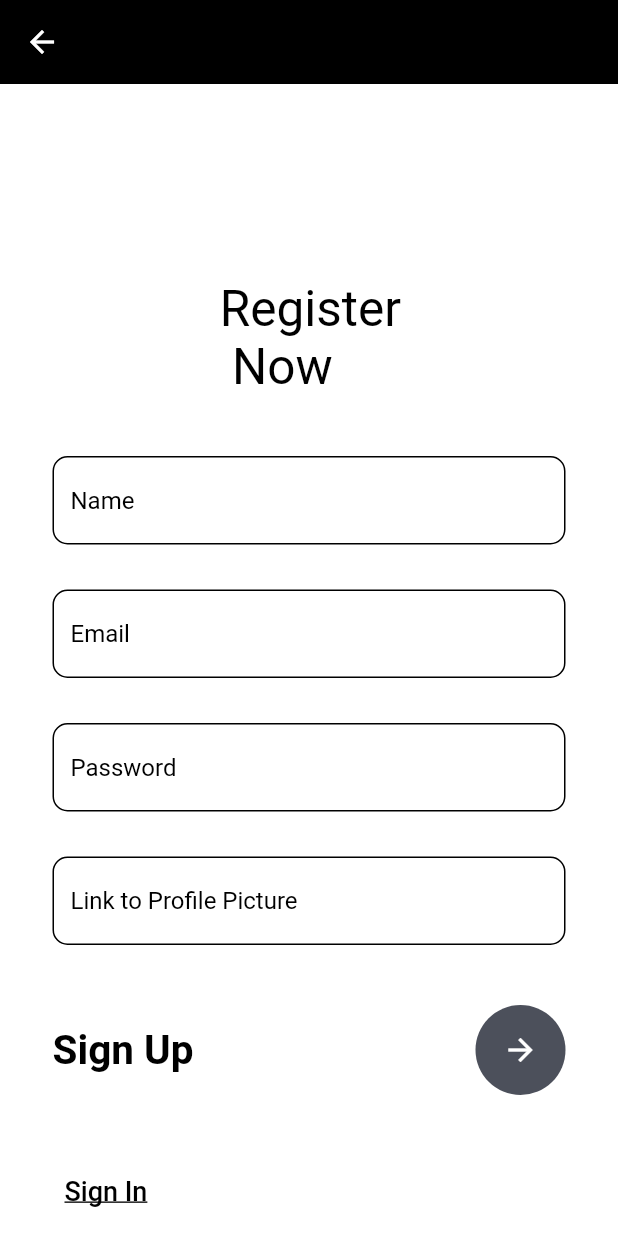
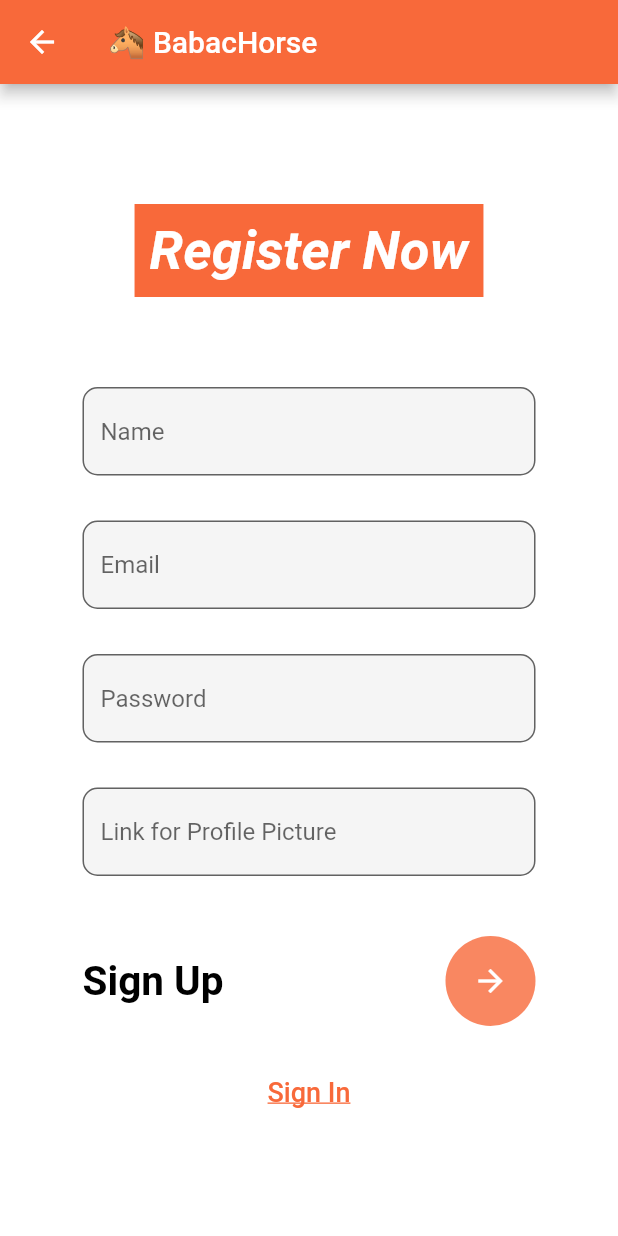
Before and after one commit to LouisYang95/FlutterAppEquitation, a Flutter app: the RegisterPage screen opened by its route, on a phone screen of 412 x 824 dp. Run offline on Flutter 3.47's test engine with Material 2 defaults, Android fonts, the phone set to English and light mode, and no system bars; our stand-ins replace carousel_slider; missing offline and left inert: flutter_session_manager, mongo_dart; network calls fail.

Commit message:
Change design register page

```diff
--- a/lib/Pages/register_page.dart
+++ b/lib/Pages/register_page.dart
@@ -157,143 +157,99 @@ class _MyRegisterState extends State<RegisterPage> {
     }
 
 
-    return
-      Form(
+    return Form(
         key: _formKey,
         child: Container(
         child: Scaffold(
-          backgroundColor: Colors.white,
           appBar: AppBar(
-            backgroundColor: Colors.black,
-            elevation: 0,
+            title: const Text('🐴 BabacHorse '),
           ),
-          body: Stack(
-            children: [
-              SingleChildScrollView(
+          body: Padding(
+            padding: const EdgeInsets.all(20.0),
+            child: Center(
               child: Column(
                 children: [
+                  const SizedBox(height: 60.0),
                   Container(
-                      padding: EdgeInsets.only(left: 10, top: 130, bottom: 40),
-                      child: Text(
-                        'Register \n Now',
-                        style: TextStyle(color: Colors.black, fontSize: 33),
+                    padding: const EdgeInsets.all(10.0),
+                    color: const Color.fromRGBO(248,105,58, 1),
+                    child: const Text("Register Now", style: TextStyle(
+                        fontWeight: FontWeight.w700,
+                        color: Colors.white,
+                        fontStyle: FontStyle.italic,
+                        fontSize: 36)),
                   ),
-                    ),
+                  const SizedBox(height: 60.0),
                   Container(
                     child: Column(
                       crossAxisAlignment: CrossAxisAlignment.start,
                       children: [
                         Container(
-                            margin: EdgeInsets.only(left: 35, right: 35),
+                          margin: const EdgeInsets.only(left: 35, right: 35),
                           child: Column(
                             children: [
                               TextFormField(
                                 controller: _usernameController,
-                                  style: TextStyle(color: Colors.black),
+                                style: const TextStyle(),
                                 decoration: InputDecoration(
-                                      enabledBorder: OutlineInputBorder(
-                                        borderRadius: BorderRadius.circular(10),
-                                        borderSide: BorderSide(
-                                          color: Colors.black,
-                                        ),
-                                      ),
-                                      focusedBorder: OutlineInputBorder(
-                                        borderRadius: BorderRadius.circular(10),
-                                        borderSide: BorderSide(
-                                          color: Colors.grey,
-                                        ),
-                                      ),
+                                    fillColor: Colors.grey.shade100,
+                                    filled: true,
                                     hintText: "Name",
-                                      hintStyle: TextStyle(color: Colors.black),
                                     border: OutlineInputBorder(
                                       borderRadius: BorderRadius.circular(10),
                                     )),
                               ),
-                                SizedBox(
+                              const SizedBox(
                                 height: 30,
                               ),
                               TextFormField(
                                 controller: _emailController,
-                                  style: TextStyle(color: Colors.black),
+                                style: const TextStyle(),
                                 decoration: InputDecoration(
-                                      enabledBorder: OutlineInputBorder(
-                                        borderRadius: BorderRadius.circular(10),
-                                        borderSide: BorderSide(
-                                          color: Colors.black,
-                                        ),
-                                      ),
-                                      focusedBorder: OutlineInputBorder(
-                                        borderRadius: BorderRadius.circular(10),
-                                        borderSide: BorderSide(
-                                          color: Colors.grey,
-                                        ),
-                                      ),
+                                    fillColor: Colors.grey.shade100,
+                                    filled: true,
                                     hintText: "Email",
-                                      hintStyle: TextStyle(color: Colors.black),
                                     border: OutlineInputBorder(
                                       borderRadius: BorderRadius.circular(10),
                                     )),
                               ),
-                                SizedBox(
+                              const SizedBox(
                                 height: 30,
                               ),
                               TextFormField(
                                 controller: _passwordController,
-                                  style: TextStyle(color: Colors.black),
                                 obscureText: true,
+                                style: const TextStyle(),
                                 decoration: InputDecoration(
-                                      enabledBorder: OutlineInputBorder(
-                                        borderRadius: BorderRadius.circular(10),
-                                        borderSide: BorderSide(
-                                          color: Colors.black,
-                                        ),
-                                      ),
-                                      focusedBorder: OutlineInputBorder(
-                                        borderRadius: BorderRadius.circular(10),
-                                        borderSide: BorderSide(
-                                          color: Colors.grey,
-                                        ),
-                                      ),
+                                    fillColor: Colors.grey.shade100,
+                                    filled: true,
                                     hintText: "Password",
-                                      hintStyle: TextStyle(color: Colors.black),
                                     border: OutlineInputBorder(
                                       borderRadius: BorderRadius.circular(10),
                                     )),
                               ),
-                                SizedBox(
+                              const SizedBox(
                                 height: 30,
                               ),
                               TextFormField(
                                 controller: _profilePictureController,
-                                  style: TextStyle(color: Colors.black),
-                                  obscureText: true,
+                                style: const TextStyle(),
                                 decoration: InputDecoration(
-                                      enabledBorder: OutlineInputBorder(
-                                        borderRadius: BorderRadius.circular(10),
-                                        borderSide: BorderSide(
-                                          color: Colors.black,
-                                        ),
-                                      ),
-                                      focusedBorder: OutlineInputBorder(
-                                        borderRadius: BorderRadius.circular(10),
-                                        borderSide: BorderSide(
-                                          color: Colors.grey,
-                                        ),
-                                      ),
-                                      hintText: "Link to Profile Picture",
-                                      hintStyle: TextStyle(color: Colors.black),
+                                    fillColor: Colors.grey.shade100,
+                                    filled: true,
+                                    hintText: "Link for Profile Picture",
                                     border: OutlineInputBorder(
                                       borderRadius: BorderRadius.circular(10),
                                     )),
                               ),
-                                SizedBox(
+                              const SizedBox(
                                 height: 40,
                               ),
 
                               Row(
                                 mainAxisAlignment: MainAxisAlignment.spaceBetween,
                                 children: [
-                                    Text(
+                                  const Text(
                                     'Sign Up',
                                     style: TextStyle(
                                         color: Colors.black,
@@ -302,37 +258,34 @@ class _MyRegisterState extends State<RegisterPage> {
                                   ),
                                   CircleAvatar(
                                     radius: 30,
-                                      backgroundColor: Color(0xff4c505b),
                                     child: IconButton(
                                         color: Colors.white,
                                         onPressed: () {
                                           saveUser();
                                         },
-                                          icon: Icon(
+                                        icon: const Icon(
                                           Icons.arrow_forward,
                                         )),
                                   )
                                 ],
                               ),
-                                SizedBox(
-                                  height: 40,
+                              const SizedBox(
+                                height: 20,
                               ),
-                                Row(
+                              Column(
                                 mainAxisAlignment: MainAxisAlignment.spaceBetween,
                                 children: [
                                   TextButton(
                                     onPressed: () {
                                       Navigator.pushNamed(context, '/login');
                                     },
-                                      child: Text(
+                                    style: const ButtonStyle(),
+                                    child: const Text(
                                       'Sign In',
-                                        textAlign: TextAlign.left,
                                       style: TextStyle(
                                           decoration: TextDecoration.underline,
-                                            color: Colors.black,
                                           fontSize: 18),
                                     ),
-                                      style: ButtonStyle(),
                                   ),
                                 ],
                               ),
@@ -345,7 +298,6 @@ class _MyRegisterState extends State<RegisterPage> {
                 ]
               ),
             ),
-            ],
           ),
         ),
       ),
```
Lines whose indentation alone changed are shown as unchanged.
